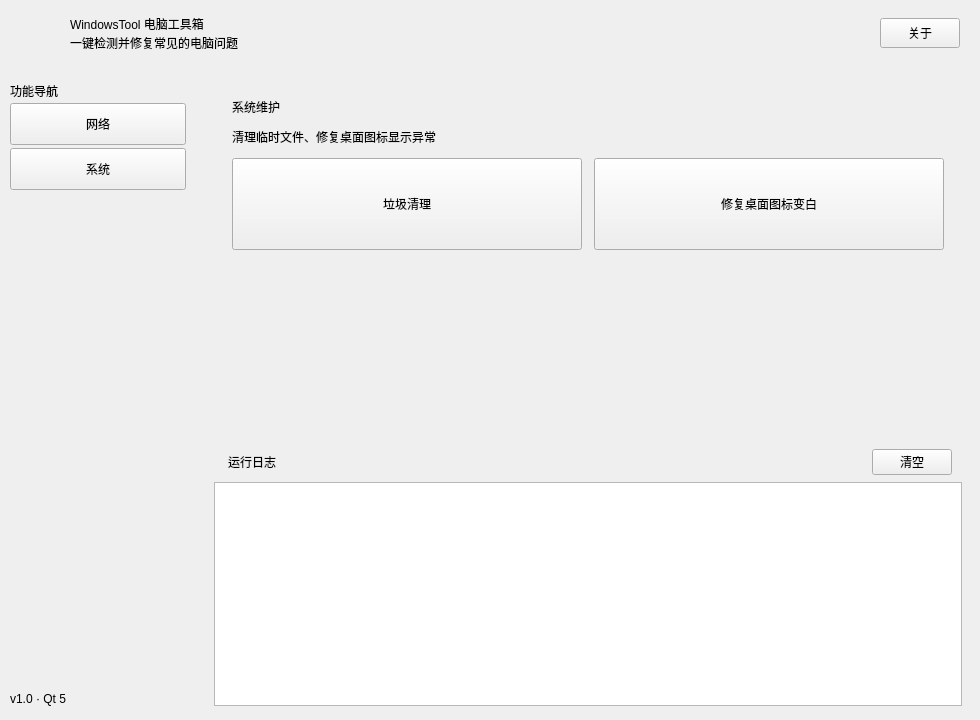
This is src/mainwindow.ui in Obj4ct/WindowsTool as Qt 5 draws it before an edit. The edited form follows.
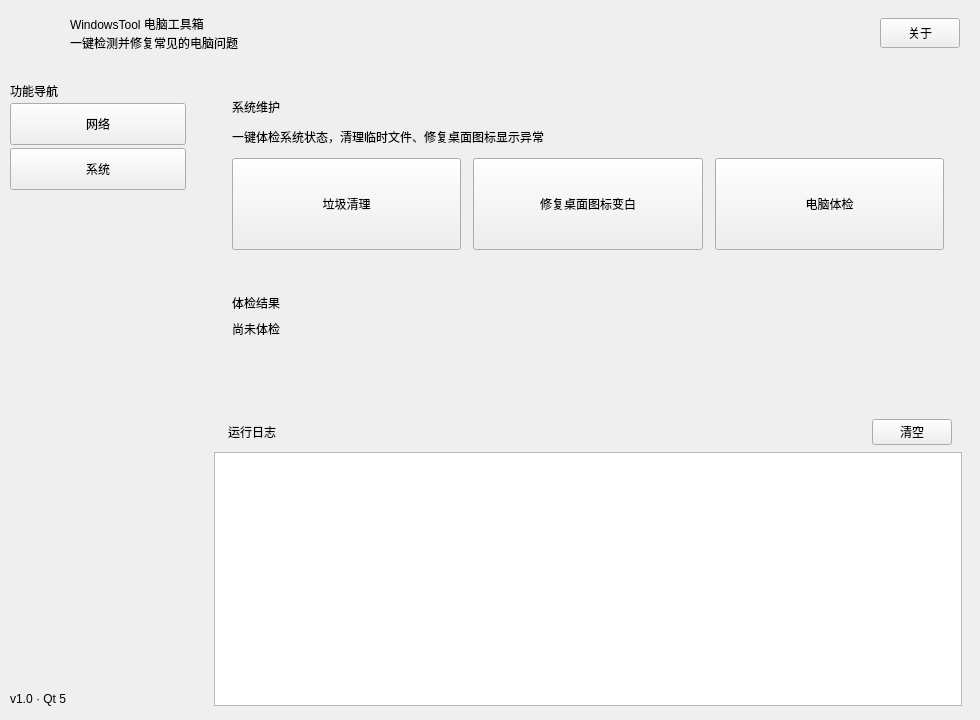
This is the edited form. The open tabs and pages were chosen to show the change.

Commit message:
新增电脑体检报告功能
在系统页新增「电脑体检」入口：ps1 脚本采集系统版本、运行时长、内存/磁盘占用、
启动项数量、待重启与代理状态，Qt 侧解析 JSON 并按通过/建议/注意三档渲染结果面板。
体检全程只读，不改动系统设置，用于快速判断是否需要清理或重启。

顺带修正 PowerShell 调用方式：改为直接以程序+参数启动，避免整串命令行交给
cmd.exe 后引号被二次转义，导致 -File 收到非法路径。

Diff of the .ui file:
```diff
--- a/src/mainwindow.ui
+++ b/src/mainwindow.ui
@@ -554,7 +554,7 @@
                 <item>
                  <widget class="QLabel" name="cardHintSys">
                   <property name="text">
-                   <string>清理临时文件、修复桌面图标显示异常</string>
+                   <string>一键体检系统状态，清理临时文件、修复桌面图标显示异常</string>
                   </property>
                  </widget>
                 </item>
@@ -607,11 +607,98 @@
                     </property>
                    </widget>
                   </item>
+                  <item>
+                   <widget class="QToolButton" name="btn_healthCheck">
+                    <property name="sizePolicy">
+                     <sizepolicy hsizetype="Expanding" vsizetype="Fixed">
+                      <horstretch>1</horstretch>
+                      <verstretch>0</verstretch>
+                     </sizepolicy>
+                    </property>
+                    <property name="minimumSize">
+                     <size>
+                      <width>0</width>
+                      <height>92</height>
+                     </size>
+                    </property>
+                    <property name="toolButtonStyle">
+                     <enum>Qt::ToolButtonTextUnderIcon</enum>
+                    </property>
+                    <property name="text">
+                     <string>电脑体检</string>
+                    </property>
+                   </widget>
+                  </item>
                  </layout>
                 </item>
                </layout>
               </widget>
              </item>
+             <item>
+              <widget class="QFrame" name="cardHealth">
+               <property name="visible">
+                <bool>false</bool>
+               </property>
+               <property name="frameShape">
+                <enum>QFrame::NoFrame</enum>
+               </property>
+               <layout class="QVBoxLayout" name="healthLayout">
+                <property name="spacing">
+                 <number>8</number>
+                </property>
+                <property name="leftMargin">
+                 <number>18</number>
+                </property>
+                <property name="topMargin">
+                 <number>14</number>
+                </property>
+                <property name="rightMargin">
+                 <number>18</number>
+                </property>
+                <property name="bottomMargin">
+                 <number>14</number>
+                </property>
+                <item>
+                 <widget class="QLabel" name="healthTitle">
+                  <property name="text">
+                   <string>体检结果</string>
+                  </property>
+                 </widget>
+                </item>
+                <item>
+                 <widget class="QLabel" name="healthSummary">
+                  <property name="text">
+                   <string>尚未体检</string>
+                  </property>
+                  <property name="wordWrap">
+                   <bool>true</bool>
+                  </property>
+                 </widget>
+                </item>
+                <item>
+                 <widget class="QWidget" name="healthRows">
+                  <layout class="QVBoxLayout" name="healthRowsLayout">
+                   <property name="spacing">
+                    <number>6</number>
+                   </property>
+                   <property name="leftMargin">
+                    <number>0</number>
+                   </property>
+                   <property name="topMargin">
+                    <number>0</number>
+                   </property>
+                   <property name="rightMargin">
+                    <number>0</number>
+                   </property>
+                   <property name="bottomMargin">
+                    <number>0</number>
+                   </property>
+                  </layout>
+                 </widget>
+                </item>
+               </layout>
+              </widget>
+             </item>
              <item>
               <spacer name="sysPageSpacer">
                <property name="orientation">
```
The commit also changes 8 other files.
